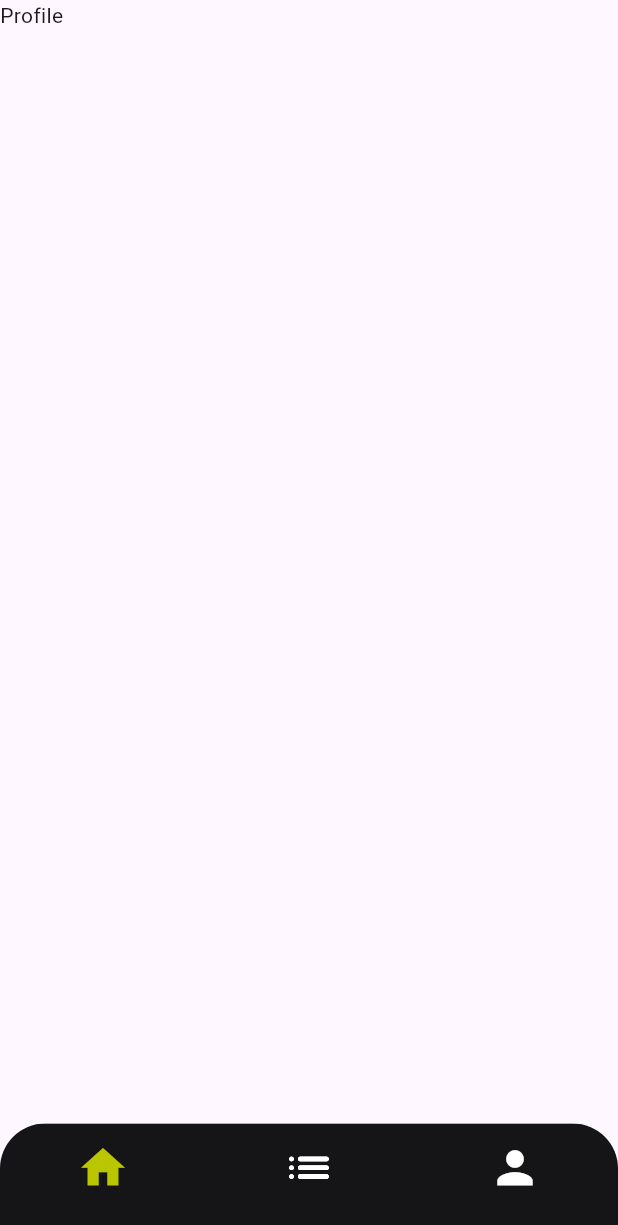
After one commit to HackSlashNITP/AMS, a Flutter app: the ViewStudentScreen screen opened directly, swiped to page 3, on a phone screen of 412 x 824 dp. The commit adds this screen. Shown: the top 1225 px of the screen. Run offline on Flutter 3.47's test engine with Material 3 defaults, Android fonts, the phone set to English and light mode, and no system bars; our stand-ins replace google_fonts, google_nav_bar; statements that could not run were skipped.

Commit message:
Home page of student side is created

```diff
--- a/ams_flutter/lib/core/constants/app_colors.dart
+++ b/ams_flutter/lib/core/constants/app_colors.dart
@@ -2,7 +2,7 @@ import 'package:flutter/material.dart';
 
 class AppColors {
   //Brand primary colors
-  static const Color primary = Color.fromRGBO(247, 198, 69, 1);
+  static const Color primary = Color.fromRGBO(185, 198, 0, 1);
   static const Color secondary = Color.fromRGBO(78, 159, 61, 1);
 
   //neutral colours
--- a/ams_flutter/lib/core/constants/app_icons.dart
+++ b/ams_flutter/lib/core/constants/app_icons.dart
@@ -1,5 +1,5 @@
 class AppIcons {
   static const String app_icon = "Assets/images/splash_screen.png";
-  static const String google_icon = 'Assests/icons/google_icon.png';
+  static const String google_icon = 'Assets/icons/google_icon.png';
   static const String facebook_icon = 'Assets/icons/facebook_icon.png';
 }
--- a/ams_flutter/lib/features/onboarding/presentation/pages/profile_student.dart
+++ b/ams_flutter/lib/features/onboarding/presentation/Admin/pages/profile_student.dart
@@ -5,7 +5,7 @@ import 'package:ams_flutter/core/constants/dummy_models.dart';
 import 'package:ams_flutter/features/onboarding/presentation/widgets/bottom_navbar.dart';
 import 'package:flutter/material.dart';
 
-import '../../../../core/constants/app_string.dart';
+import '../../../../../core/constants/app_string.dart';
 
 class ProfilePage1 extends StatefulWidget {
   @override
--- a/ams_flutter/lib/features/onboarding/presentation/pages/signup.dart
+++ b/ams_flutter/lib/features/onboarding/presentation/Admin/pages/signup.dart
@@ -1,8 +1,8 @@
 import 'package:ams_flutter/core/constants/app_colors.dart';
 import 'package:flutter/material.dart';
 
-import '../../../../core/constants/app_icons.dart';
-import '../../../../core/constants/app_string.dart';
+import '../../../../../core/constants/app_icons.dart';
+import '../../../../../core/constants/app_string.dart';
 
 class SignUpPage extends StatefulWidget {
   const SignUpPage({super.key});
--- /dev/null
+++ b/ams_flutter/lib/features/onboarding/presentation/User/Pages/Pageview_student.dart
@@ -0,0 +1,86 @@
+import 'package:ams_flutter/core/constants/app_colors.dart';
+import 'package:ams_flutter/features/onboarding/presentation/pages/homescreen_student.dart';
+import 'package:ams_flutter/features/onboarding/presentation/pages/signup.dart';
+import 'package:flutter/cupertino.dart';
+import 'package:flutter/material.dart';
+
+class ViewStudentScreen extends StatefulWidget {
+  const ViewStudentScreen({Key? key}) : super(key: key);
+  @override
+  State<ViewStudentScreen> createState() => _ViewStudentScreenState();
+}
+
+class _ViewStudentScreenState extends State<ViewStudentScreen> {
+  int _page = 0;
+  late PageController pageController;
+
+  @override
+  void initState() {
+    super.initState();
+    pageController = PageController();
+  }
+
+  @override
+  void dispose() {
+    super.dispose();
+    pageController.dispose();
+  }
+
+  void onPageChange(int page) {
+    setState(() {
+      _page = page;
+    });
+  }
+
+  void navigationtab(int page) {
+    pageController.jumpToPage(page);
+  }
+
+  @override
+  Widget build(BuildContext context) {
+    return Scaffold(
+      body: PageView(
+        controller: pageController,
+        onPageChanged: navigationtab,
+        children: [HomeScreenStudent(), SignUpPage(), Text("Profile")],
+      ),
+      bottomNavigationBar: Container(
+        height: 75,
+        decoration: const BoxDecoration(
+            borderRadius: BorderRadius.only(
+                topLeft: Radius.circular(30), topRight: Radius.circular(30))),
+        child: ClipRRect(
+          borderRadius: const BorderRadius.only(
+              topLeft: Radius.circular(30), topRight: Radius.circular(30)),
+          child: CupertinoTabBar(
+            onTap: onPageChange,
+            currentIndex: _page,
+            backgroundColor: AppColors.black,
+            items: [
+              BottomNavigationBarItem(
+                  icon: Icon(
+                    Icons.home,
+                    size: 35,
+                    color: _page == 0 ? AppColors.primary : AppColors.white,
+                  ),
+                  label: '',
+                  backgroundColor: AppColors.darkgrey),
+              BottomNavigationBarItem(
+                  icon: Icon(Icons.list_rounded,
+                      size: 35,
+                      color: _page == 1 ? AppColors.primary : AppColors.white),
+                  label: '',
+                  backgroundColor: AppColors.darkgrey),
+              BottomNavigationBarItem(
+                  icon: Icon(Icons.person,
+                      size: 35,
+                      color: _page == 2 ? AppColors.primary : AppColors.white),
+                  label: '',
+                  backgroundColor: AppColors.darkgrey),
+            ],
+          ),
+        ),
+      ),
+    );
+  }
+}
--- a/ams_flutter/lib/route/app_pages.dart
+++ b/ams_flutter/lib/route/app_pages.dart
@@ -3,6 +3,7 @@ class AppPages {
   static const String appEntryPage = '/appEntryPage';
   static const String onBoarding = '/onBoarding';
   static const String login = '/login';
+  static const String HomeStudent = '/HomeStudent';
   static const String signUp = '/signUp';
   static const String markAttendance = '/markAttendance';
   static const String loading = '/loading';
```
Also changed, not shown: ams_flutter/lib/features/onboarding/presentation/Admin/pages/providedetailspage.dart (added, +103 -0 lines), ams_flutter/lib/features/onboarding/presentation/Admin/pages/splash.dart (renamed from ams_flutter/lib/features/onboarding/presentation/pages/splash.dart, +8 -9 lines), ams_flutter/lib/features/onboarding/presentation/User/Pages/Homescreen_student.dart (added, +72 -0 lines), ams_flutter/lib/features/onboarding/presentation/User/widget/student_class_widget.dart (added, +91 -0 lines), ams_flutter/lib/features/onboarding/presentation/pages/providedetailspage.dart (deleted, +0 -103 lines), ams_flutter/lib/main.dart (+3 -6 lines), ams_flutter/lib/route/custom_navigator.dart (+17 -9 lines), ams_flutter/lib/features/onboarding/presentation/Admin/pages/create_password.dart (renamed from ams_flutter/lib/features/onboarding/presentation/pages/create_password.dart), ams_flutter/lib/features/onboarding/presentation/Admin/pages/whoareyou.dart (renamed from ams_flutter/lib/features/onboarding/presentation/pages/whoareyou.dart), ams_flutter/lib/features/onboarding/presentation/Admin/widgets/bottom_navbar.dart (renamed from ams_flutter/lib/features/onboarding/presentation/widgets/bottom_navbar.dart), ams_flutter/lib/features/onboarding/presentation/Admin/widgets/button.dart (renamed from ams_flutter/lib/features/onboarding/presentation/widgets/button.dart), ams_flutter/lib/features/onboarding/presentation/Admin/widgets/elevated_button.dart (renamed from ams_flutter/lib/features/onboarding/presentation/widgets/elevated_button.dart), ams_flutter/lib/features/onboarding/presentation/Admin/widgets/text_field_widget.dart (renamed from ams_flutter/lib/features/onboarding/presentation/widgets/text_field_widget.dart).
